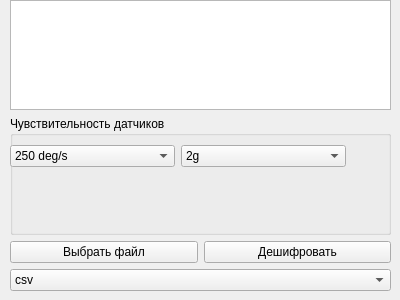
This is utils/GUI/DecipherWidget.ui in kirilltarasov99/witmotionconnect as Qt 5 draws it before an edit. The edited form follows.
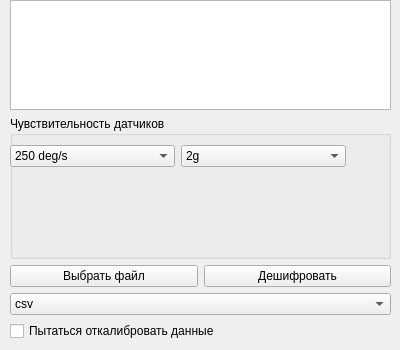
This is the edited form.

Commit message: added calibration feature using preselected parameters

Diff of the .ui file:
```diff
--- a/utils/GUI/DecipherWidget.ui
+++ b/utils/GUI/DecipherWidget.ui
@@ -7,19 +7,19 @@
     <x>0</x>
     <y>0</y>
     <width>400</width>
-    <height>300</height>
+    <height>350</height>
    </rect>
   </property>
   <property name="minimumSize">
    <size>
     <width>400</width>
-    <height>300</height>
+    <height>350</height>
    </size>
   </property>
   <property name="maximumSize">
    <size>
     <width>400</width>
-    <height>300</height>
+    <height>350</height>
    </size>
   </property>
   <property name="windowTitle">
@@ -31,7 +31,7 @@
      <x>10</x>
      <y>0</y>
      <width>381</width>
-     <height>291</height>
+     <height>341</height>
     </rect>
    </property>
    <layout class="QVBoxLayout" name="verticalLayout_2">
@@ -168,6 +168,13 @@
       </item>
      </widget>
     </item>
+    <item>
+     <widget class="QCheckBox" name="calibrate_checkBox">
+      <property name="text">
+       <string>Пытаться откалибровать данные</string>
+      </property>
+     </widget>
+    </item>
    </layout>
   </widget>
  </widget>
```
The commit also changes 2 other files.
